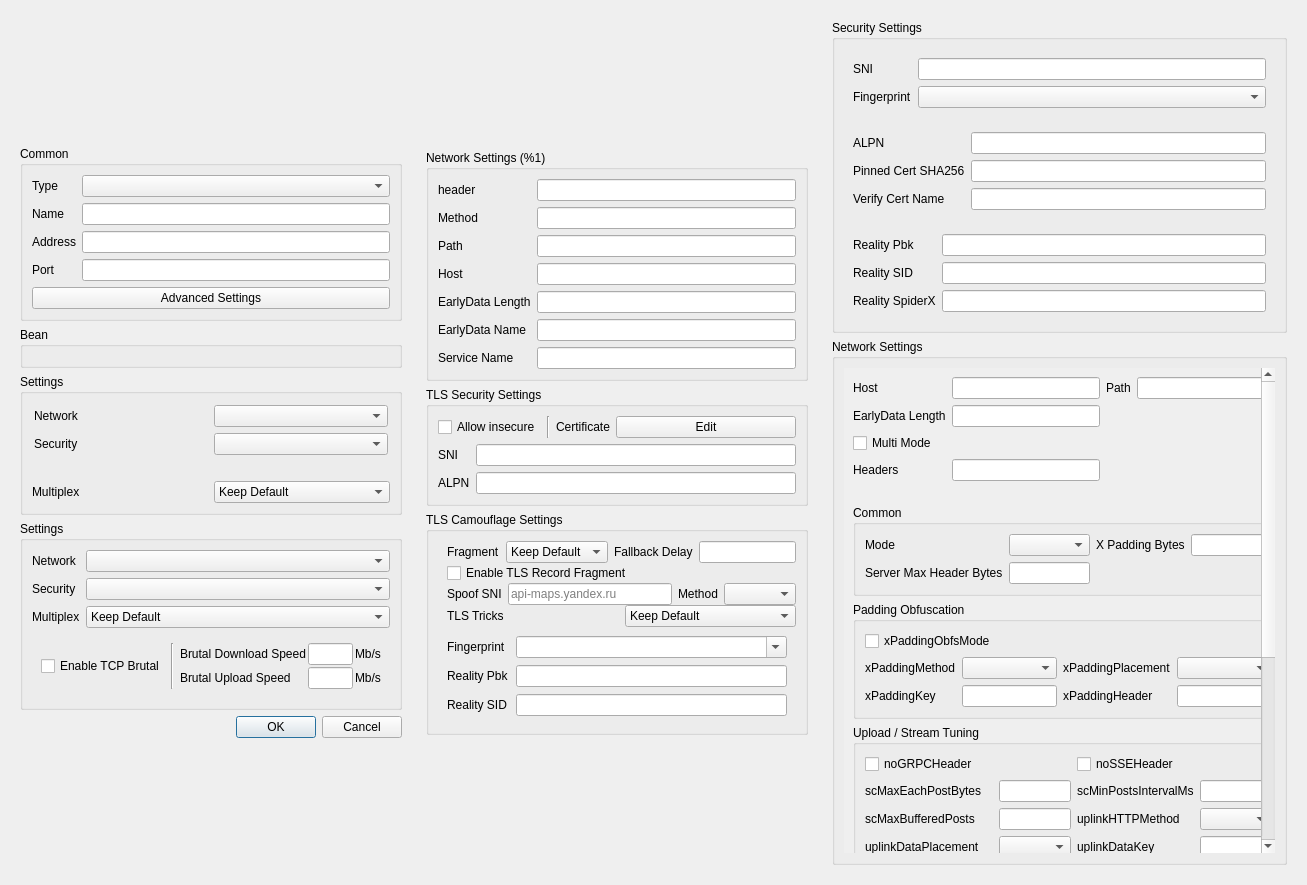
Old version of the form include/ui/profile/dialog_edit_profile.ui in the repository oak83/throned.
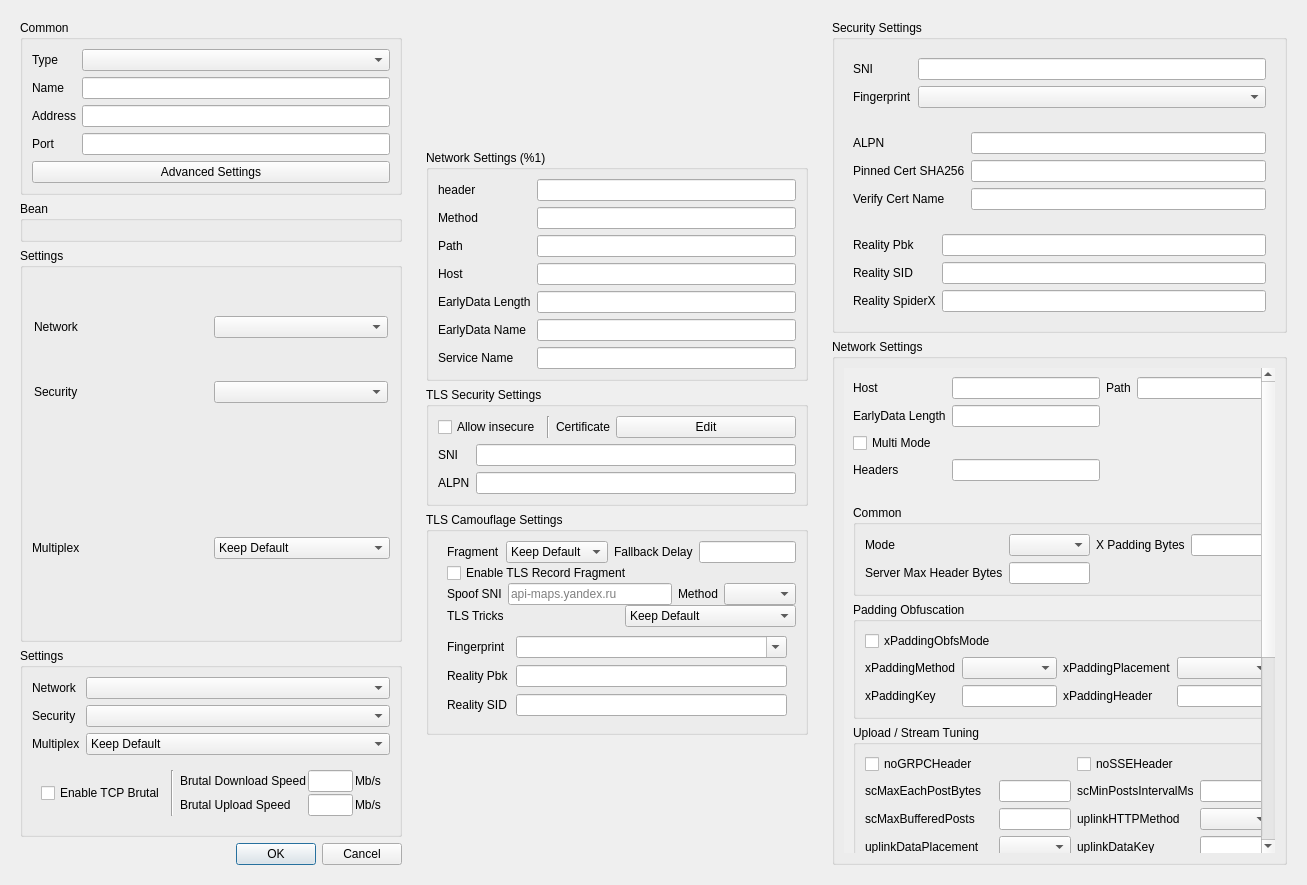
New version of the form. Custom widgets are drawn as their Qt base class.

Commit message: fix(ui): keep profile editor controls visible

```diff
--- a/include/ui/profile/dialog_edit_profile.ui
+++ b/include/ui/profile/dialog_edit_profile.ui
@@ -29,7 +29,7 @@
    <item>
     <widget class="QWidget" name="left_w" native="true">
      <property name="sizePolicy">
-      <sizepolicy hsizetype="Minimum" vsizetype="Maximum">
+      <sizepolicy hsizetype="Minimum" vsizetype="Expanding">
        <horstretch>0</horstretch>
        <verstretch>0</verstretch>
       </sizepolicy>
@@ -45,7 +45,49 @@
        <enum>QLayout::SizeConstraint::SetDefaultConstraint</enum>
       </property>
       <item>
-       <widget class="QGroupBox" name="groupBox">
+       <widget class="QScrollArea" name="left_scroll">
+        <property name="sizePolicy">
+         <sizepolicy hsizetype="Expanding" vsizetype="Expanding">
+          <horstretch>0</horstretch>
+          <verstretch>0</verstretch>
+         </sizepolicy>
+        </property>
+        <property name="frameShape">
+         <enum>QFrame::Shape::NoFrame</enum>
+        </property>
+        <property name="horizontalScrollBarPolicy">
+         <enum>Qt::ScrollBarPolicy::ScrollBarAlwaysOff</enum>
+        </property>
+        <property name="sizeAdjustPolicy">
+         <enum>QAbstractScrollArea::SizeAdjustPolicy::AdjustIgnored</enum>
+        </property>
+        <property name="widgetResizable">
+         <bool>true</bool>
+        </property>
+        <widget class="QWidget" name="left_scroll_contents">
+         <property name="geometry">
+          <rect>
+           <x>0</x>
+           <y>0</y>
+           <width>398</width>
+           <height>720</height>
+          </rect>
+         </property>
+         <layout class="QVBoxLayout" name="left_scroll_layout">
+          <property name="leftMargin">
+           <number>0</number>
+          </property>
+          <property name="topMargin">
+           <number>0</number>
+          </property>
+          <property name="rightMargin">
+           <number>0</number>
+          </property>
+          <property name="bottomMargin">
+           <number>0</number>
+          </property>
+          <item>
+           <widget class="QGroupBox" name="groupBox">
         <property name="sizePolicy">
          <sizepolicy hsizetype="Preferred" vsizetype="Maximum">
           <horstretch>0</horstretch>
@@ -108,8 +150,8 @@
           </widget>
          </item>
         </layout>
-       </widget>
-      </item>
+           </widget>
+           </item>
       <item>
        <widget class="QGroupBox" name="bean">
         <property name="sizePolicy">
@@ -431,6 +473,10 @@
           </widget>
          </item>
         </layout>
+       </widget>
+      </item>
+         </layout>
+        </widget>
        </widget>
       </item>
       <item>
```
The commit also changes 2 other files.
